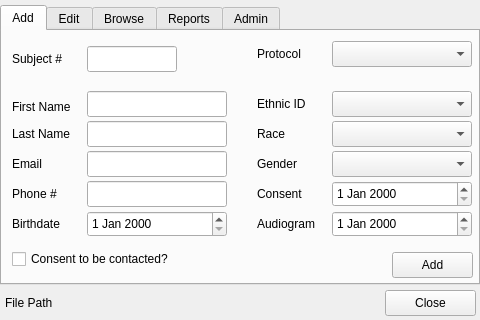
Before: the Qt Designer form src/psylab/subject_manager/subject_manager.ui in cbrown1/psylab, drawn with Qt 5.
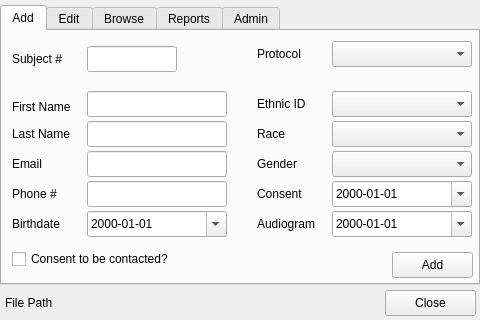
After: the same form once the commit is applied.

Commit message: Work on subject_manager

The edit to the form file:
```diff
--- a/src/psylab/subject_manager/subject_manager.ui
+++ b/src/psylab/subject_manager/subject_manager.ui
@@ -116,6 +116,12 @@
        <height>26</height>
       </rect>
      </property>
+     <property name="displayFormat">
+      <string>yyyy-MM-dd</string>
+     </property>
+     <property name="calendarPopup">
+      <bool>true</bool>
+     </property>
     </widget>
     <widget class="QLabel" name="label_7">
      <property name="geometry">
@@ -204,6 +210,12 @@
        <height>26</height>
       </rect>
      </property>
+     <property name="displayFormat">
+      <string>yyyy-MM-dd</string>
+     </property>
+     <property name="calendarPopup">
+      <bool>true</bool>
+     </property>
     </widget>
     <widget class="QDateEdit" name="add_consent_dateEdit">
      <property name="geometry">
@@ -214,6 +226,12 @@
        <height>26</height>
       </rect>
      </property>
+     <property name="displayFormat">
+      <string>yyyy-MM-dd</string>
+     </property>
+     <property name="calendarPopup">
+      <bool>true</bool>
+     </property>
     </widget>
     <widget class="QLineEdit" name="add_name_first_lineEdit">
      <property name="geometry">
```
Left out of the diff: 2 changed lines with no effect on the pictures. The commit also changes 1 other file.
